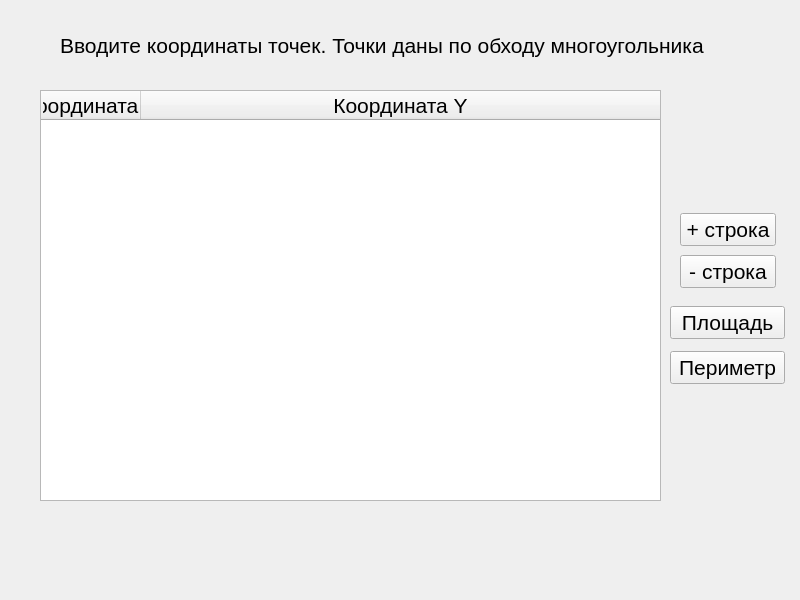
The window that laba6_16_10_20_mnogougolnik/widget.ui (Georgy760/Qt_Projects) describes before a commit, drawn with Qt 5.
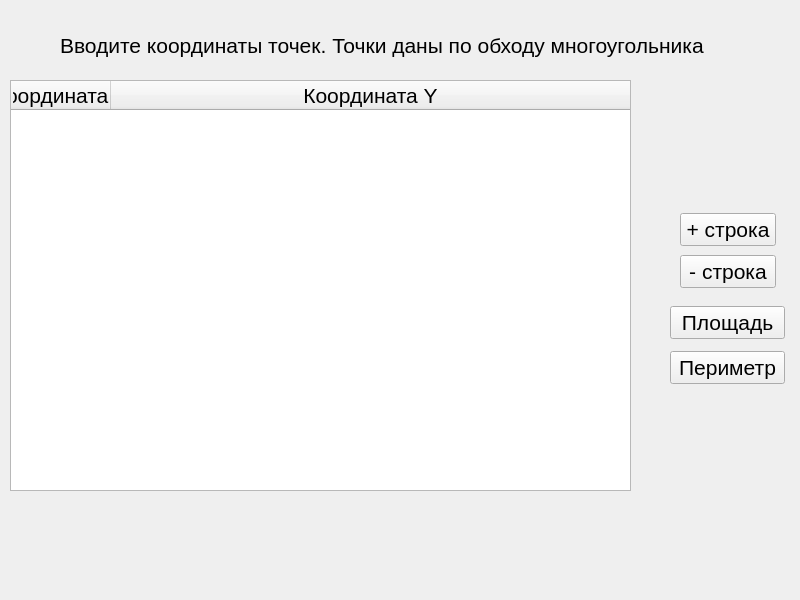
The same window after the commit.

The edit to the form file:
```diff
--- a/laba6_16_10_20_mnogougolnik/widget.ui
+++ b/laba6_16_10_20_mnogougolnik/widget.ui
@@ -21,8 +21,8 @@
   <widget class="QTableWidget" name="tableWidget">
    <property name="geometry">
     <rect>
-     <x>40</x>
-     <y>90</y>
+     <x>10</x>
+     <y>80</y>
      <width>621</width>
      <height>411</height>
     </rect>
@@ -54,7 +54,7 @@
     <string>Вводите координаты точек. Точки даны по обходу многоугольника</string>
    </property>
   </widget>
-  <widget class="QWidget" name="">
+  <widget class="QWidget" name="layoutWidget">
    <property name="geometry">
     <rect>
      <x>680</x>
@@ -80,7 +80,7 @@
     </item>
    </layout>
   </widget>
-  <widget class="QWidget" name="">
+  <widget class="QWidget" name="layoutWidget">
    <property name="geometry">
     <rect>
      <x>670</x>
```
